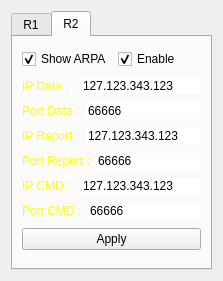
Before: the Qt Designer form RadarArmed2020/dialogradar.ui in MiftahSalam/Radar-Armed-2020, drawn with Qt 5.
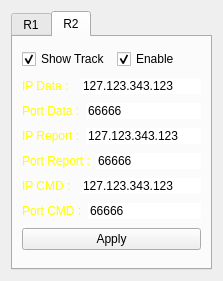
After: the same form once the commit is applied. The open tabs and pages were chosen to show the change.

Patch:
```diff
--- a/RadarArmed2020/dialogradar.ui
+++ b/RadarArmed2020/dialogradar.ui
@@ -291,7 +291,7 @@
            <item>
             <widget class="QCheckBox" name="checkBoxShowARPATop">
              <property name="text">
-              <string>Show ARPA</string>
+              <string>Show Track</string>
              </property>
              <property name="checked">
               <bool>true</bool>
```
Left out of the diff: 4 changed lines with no effect on the pictures.
